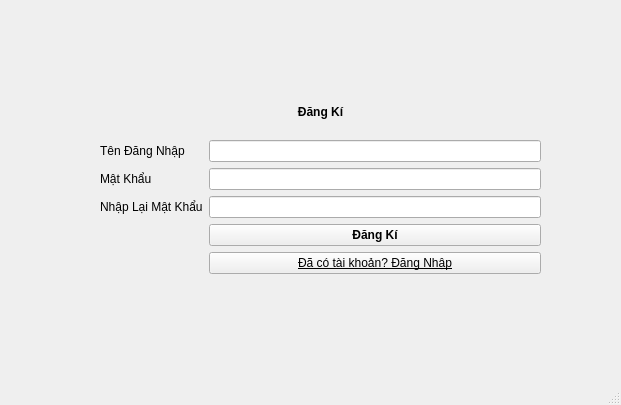
Before: the Qt Designer form ui/register.ui in vinhnt21/PTA_TodoApp, drawn with Qt 5.
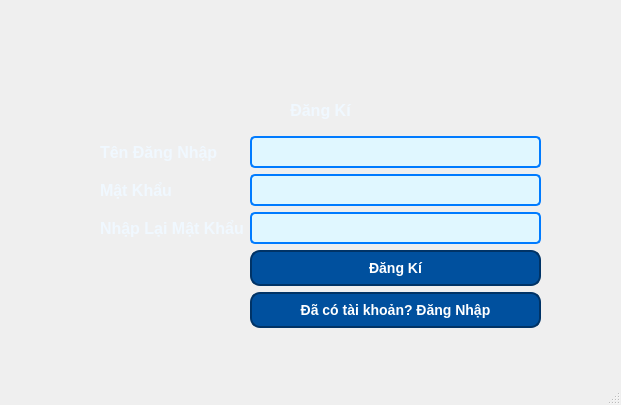
After: the same form once the commit is applied.

Commit message: Refactor UI styles and remove outdated project structure documentation

The edit to the form file:
```diff
--- a/ui/register.ui
+++ b/ui/register.ui
@@ -13,6 +13,57 @@
   <property name="windowTitle">
    <string>Đăng Kí </string>
   </property>
+  <property name="styleSheet">
+   <string notr="true">/* Gradient background for the entire application */
+QWidget {
+    background: qlineargradient(
+        spread: pad, 
+        x1: 0, y1: 0, 
+        x2: 1, y2: 1, 
+        stop: 0 #003366,   /* Dark blue */
+        stop: 0.33 #00509E, /* Medium blue */
+        stop: 0.66 #007BFF, /* Bright blue */
+        stop: 1 #89CFF0    /* Light blue */
+    );
+    color: white; /* Default text color for contrast */
+}
+
+/* Style for push buttons with hover effect */
+QPushButton {
+    background-color: #00509E; /* Medium blue */
+    border: 2px solid #003366; /* Darker border for contrast */
+    border-radius: 10px;       /* Rounded corners */
+    padding: 8px 15px;         /* Padding inside the button */
+    color: white;              /* White text */
+    font-size: 14px;           /* Button font size */
+    font-weight: bold;         /* Bold text */
+}
+
+/* Hover effect for buttons */
+QPushButton:hover {
+    background-color: #007BFF; /* Bright blue on hover */
+    border: 2px solid #89CFF0; /* Lighter border on hover */
+    color: #F0F8FF;            /* Slightly lighter text */
+}
+
+/* Style for line edit */
+QLineEdit {
+    background-color: #E0F7FF; /* Light blue for contrast */
+    border: 2px solid #007BFF; /* Bright blue border */
+    border-radius: 5px;        /* Slightly rounded corners */
+    padding: 5px;              /* Padding inside the field */
+    color: #003366;            /* Dark text for readability */
+    font-size: 14px;
+}
+
+/* Style for labels */
+QLabel {
+    color: #F0F8FF;            /* Light text for contrast */
+    font-size: 16px;           /* Slightly larger font for visibility */
+    font-weight: bold;         /* Bold text */
+}
+</string>
+  </property>
   <widget class="QWidget" name="centralwidget">
    <widget class="QWidget" name="verticalLayoutWidget">
     <property name="geometry">
@@ -20,7 +71,7 @@
       <x>100</x>
       <y>90</y>
       <width>441</width>
-      <height>184</height>
+      <height>238</height>
      </rect>
     </property>
     <layout class="QVBoxLayout" name="verticalLayout">
@@ -28,6 +79,7 @@
       <widget class="QLabel" name="label_3">
        <property name="font">
         <font>
+         <pointsize>-1</pointsize>
          <weight>75</weight>
          <bold>true</bold>
         </font>
@@ -66,6 +118,7 @@
         <widget class="QPushButton" name="btn_register">
          <property name="font">
           <font>
+           <pointsize>-1</pointsize>
            <weight>75</weight>
            <bold>true</bold>
           </font>
@@ -92,7 +145,9 @@
         <widget class="QPushButton" name="btn_open_login_window">
          <property name="font">
           <font>
-           <underline>true</underline>
+           <pointsize>-1</pointsize>
+           <weight>75</weight>
+           <bold>true</bold>
           </font>
          </property>
          <property name="text">
```
The commit also changes 7 other files.
